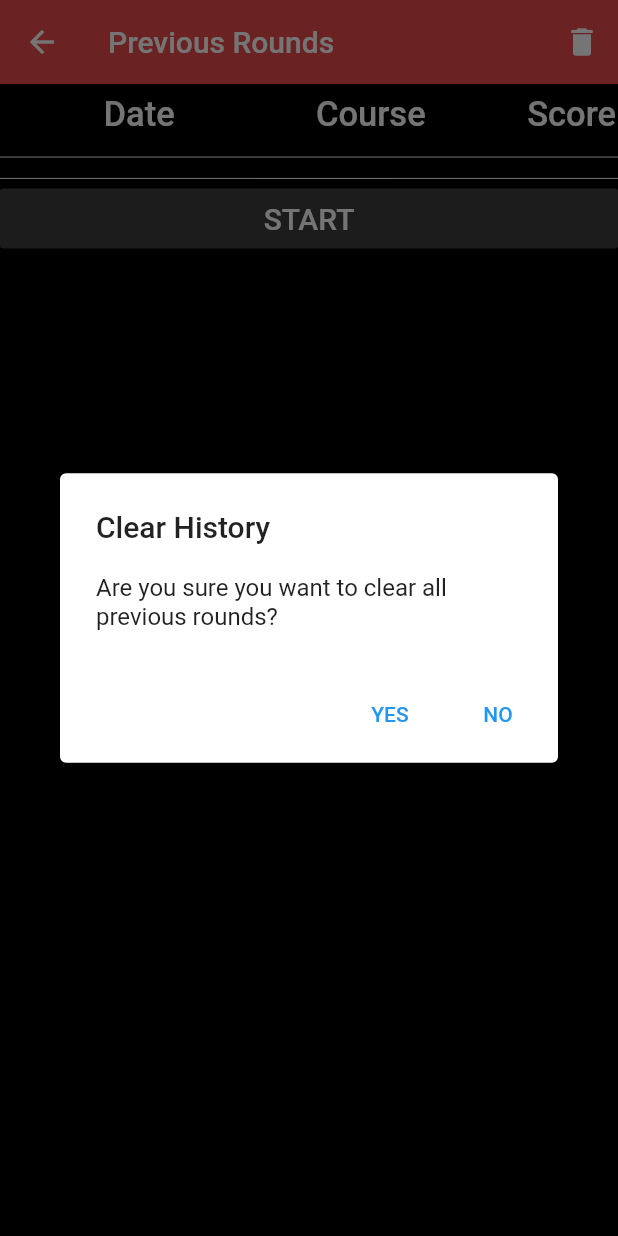
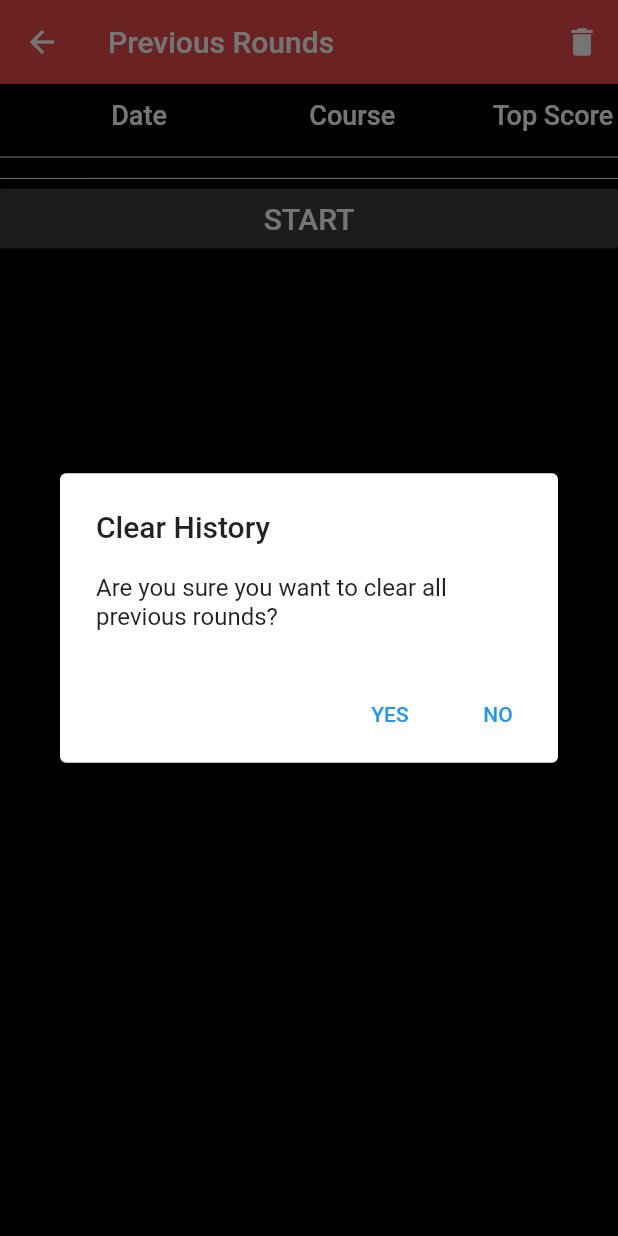
Before and after one commit to alec7s/reach_back, a Flutter app: the RoundHistory screen opened directly with empty values, after a tap on the "delete" icon, on a phone screen of 412 x 824 dp. Run offline on Flutter 3.47's test engine with Material 2 defaults, Android fonts, the phone set to English and light mode, and no system bars; drawn by our look-alikes of overlay_support; our stand-ins replace sqflite; accounts and stored records are empty.

Commit message:
updates for roundStatus and column name change in roundhistory.dart

```diff
--- a/lib/components/roundmatrix.dart
+++ b/lib/components/roundmatrix.dart
@@ -24,6 +24,7 @@ class RoundMatrixState extends State<RoundMatrix> {
         String date = widget.data[i]['date'];
         String name = widget.data[i]['name'];
         int finalScore = widget.data[i]['finalScore'];
+        String roundStatus = widget.data[i]['roundStatus'];
 
         //ADD rowNumber to rowNumberList, rowNumber TO BE USED AS RADIO BUTTON GROUP VALUE
         rowNumberList.add(i + 1);
@@ -140,7 +141,6 @@ class RoundMatrixState extends State<RoundMatrix> {
                 alignment: Alignment.center,
                 width: MediaQuery.of(context).size.width * 0.1,
                 height: MediaQuery.of(context).size.width * 0.1,
-                //color: Colors.white38,
               ),
               Container(
                 alignment: Alignment.center,
@@ -148,7 +148,7 @@ class RoundMatrixState extends State<RoundMatrix> {
                 child: Text(
                   'Date',
                   style: TextStyle(
-                    fontSize: 23.0,
+                    fontSize: 18.0,
                     color: Colors.white,
                     fontWeight: FontWeight.w500,
                   ),
@@ -156,11 +156,11 @@ class RoundMatrixState extends State<RoundMatrix> {
               ),
               Container(
                 alignment: Alignment.center,
-                width: MediaQuery.of(context).size.width * 0.5,
+                width: MediaQuery.of(context).size.width * 0.44,
                 child: Text(
                   'Course',
                   style: TextStyle(
-                    fontSize: 23.0,
+                    fontSize: 18.0,
                     color: Colors.white,
                     fontWeight: FontWeight.w500,
                   ),
@@ -168,11 +168,11 @@ class RoundMatrixState extends State<RoundMatrix> {
               ),
               Container(
                 alignment: Alignment.center,
-                width: MediaQuery.of(context).size.width * 0.15,
+                width: MediaQuery.of(context).size.width * 0.21,
                 child: Text(
-                  'Score',
+                  'Top Score',
                   style: TextStyle(
-                    fontSize: 23.0,
+                    fontSize: 18.0,
                     color: Colors.white,
                     fontWeight: FontWeight.w500,
                   ),
--- a/lib/db/database_helper.dart
+++ b/lib/db/database_helper.dart
@@ -35,7 +35,7 @@ class DatabaseHelper {
       finalScore INTEGER,
       holeList TEXT NOT NULL,
       scoreList TEXT NOT NULL,
-      status TEXT NOT NULL)
+      roundStatus TEXT NOT NULL)
       ''');
   }
 
--- a/lib/models/Round.dart
+++ b/lib/models/Round.dart
@@ -12,6 +12,7 @@ class Round {
   String holesString;
   String scoresString;
   String roundType;
+  String roundStatus;
 
   Round(this.name, this.start, this.end,
       {this.id, this.finalScore, this.dateYmd, this.roundType}) {
--- a/lib/screens/roundhistory.dart
+++ b/lib/screens/roundhistory.dart
@@ -82,7 +82,6 @@ class RoundHistoryState extends State<RoundHistory> {
             crossAxisAlignment: CrossAxisAlignment.center,
             children: [
               RoundMatrix(widget.data),
-              //TODO ADD ON PRESS FUNCTION -- ROUTE TO NEW SCORECARD SCREEN
               WideButton("START",
                   //ON PRESSED
                   () {
--- a/lib/screens/scoretable.dart
+++ b/lib/screens/scoretable.dart
@@ -64,6 +64,7 @@ class ScoreTableState extends State<ScoreTable> {
               ),
               //SAVE BUTTON TO SAVE ROUND INFORMATION TO DB
               //TODO: EDIT ON PRESSED TO EDIT PREVIOUS ROUND IN DB RECORD IF IN REPLAY MODE
+              //TODO: UPDATE COURSE RECORD IN DB WITH NEW SCORE AND DATE WHEN SAVING IN REPLAY MODE
               WideButton('Save',
                   //ON PRESSED
                   () async {
@@ -71,6 +72,7 @@ class ScoreTableState extends State<ScoreTable> {
                   //SET ROUND VALUES AND SAVE INTO FORMATS COMPATIBLE WITH DB VARS
                   global.newRound.setFinalScore();
                   global.newRound.setListStrings();
+                  global.newRound.roundStatus = 'Not Played';
                   int i = await DatabaseHelper.instance.insert(
                     {
                       'date': global.newRound.dateYmd,
@@ -78,7 +80,7 @@ class ScoreTableState extends State<ScoreTable> {
                       'finalScore': global.newRound.finalScore,
                       'holeList': global.newRound.holesString,
                       'scoreList': global.newRound.scoresString,
-                      'status': 'incomplete',
+                      'roundStatus': global.newRound.roundStatus,
                     },
                   );
                   print('Saved course (id = $i)');
```
